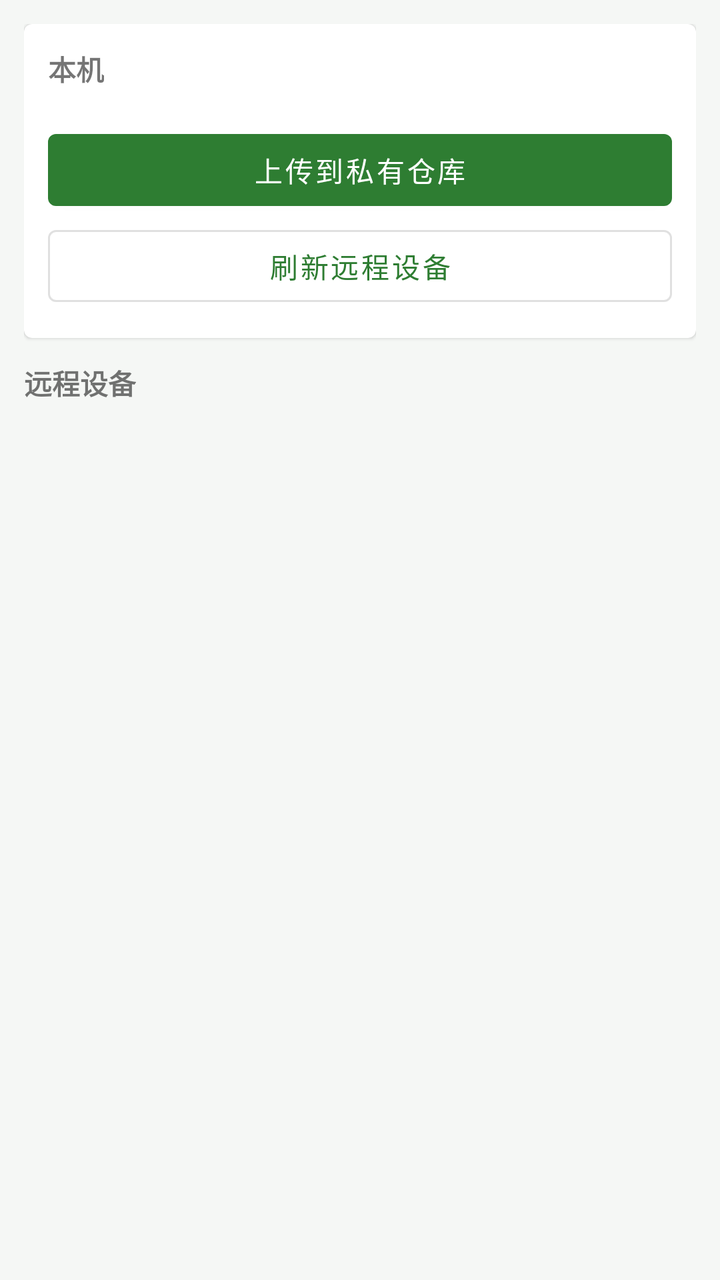
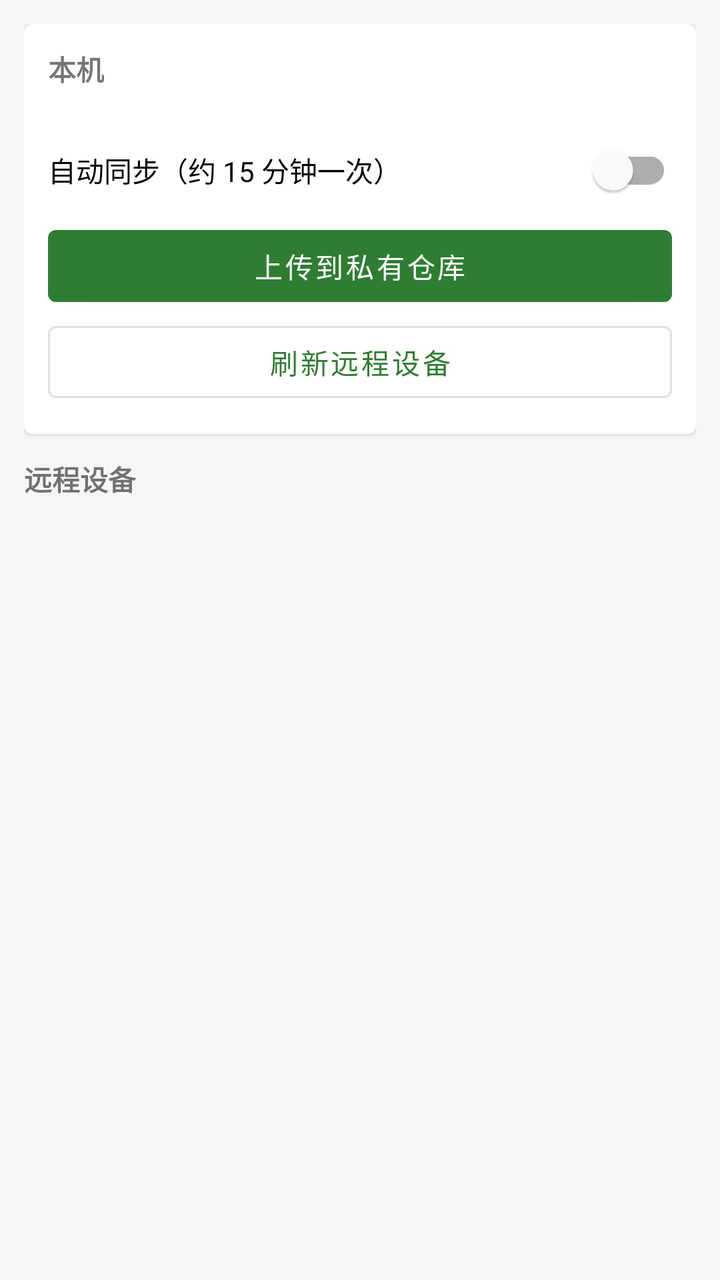

Compare the two renders of this Android layout. The source of the first and the diff that turns it into the second are given below.
<!-- AndroidManifest.xml: application theme Theme.ModMigrator -->
<!-- res/layout/fragment_sync.xml -->
<?xml version="1.0" encoding="utf-8"?>
<LinearLayout xmlns:android="http://schemas.android.com/apk/res/android"
    android:layout_width="match_parent"
    android:layout_height="match_parent"
    android:orientation="vertical"
    android:padding="12dp">

    <com.google.android.material.card.MaterialCardView
        android:layout_width="match_parent"
        android:layout_height="wrap_content">

        <LinearLayout
            android:layout_width="match_parent"
            android:layout_height="wrap_content"
            android:orientation="vertical"
            android:padding="12dp">

            <TextView
                android:layout_width="wrap_content"
                android:layout_height="wrap_content"
                android:text="@string/device"
                android:textStyle="bold" />

            <TextView
                android:id="@+id/tvDeviceId"
                android:layout_width="match_parent"
                android:layout_height="wrap_content"
                android:textColor="@color/textSecondary"
                android:textSize="12sp" />

            <com.google.android.material.materialswitch.MaterialSwitch
                android:id="@+id/swAutoSync"
                android:layout_width="match_parent"
                android:layout_height="wrap_content"
                android:text="@string/cfg_auto_sync" />

            <Button
                android:id="@+id/btnUpload"
                android:layout_width="match_parent"
                android:layout_height="wrap_content"
                android:text="@string/upload" />

            <Button
                android:id="@+id/btnRefresh"
                style="@style/Widget.MaterialComponents.Button.OutlinedButton"
                android:layout_width="match_parent"
                android:layout_height="wrap_content"
                android:text="@string/refresh_devices" />
        </LinearLayout>
    </com.google.android.material.card.MaterialCardView>

    <TextView
        android:layout_width="wrap_content"
        android:layout_height="wrap_content"
        android:layout_marginTop="12dp"
        android:text="@string/remote_devices"
        android:textStyle="bold" />

    <androidx.recyclerview.widget.RecyclerView
        android:id="@+id/rvDevices"
        android:layout_width="match_parent"
        android:layout_height="0dp"
        android:layout_weight="1" />

    <TextView
        android:id="@+id/tvLog"
        android:layout_width="match_parent"
        android:layout_height="wrap_content"
        android:maxHeight="140dp"
        android:textColor="@color/textSecondary"
        android:textSize="12sp" />
</LinearLayout>
<!-- resources referenced by this layout -->
<resources>
  <color name="textSecondary">#99000000</color>
  <string name="cfg_auto_sync">自动同步（约 15 分钟一次）</string>
  <string name="device">本机</string>
  <string name="refresh_devices">刷新远程设备</string>
  <string name="remote_devices">远程设备</string>
  <string name="upload">上传到私有仓库</string>
  <style name="Theme.ModMigrator" parent="Theme.MaterialComponents.DayNight.NoActionBar">
          <item name="colorPrimary">@color/primary</item>
          <item name="colorPrimaryDark">@color/primaryDark</item>
          <item name="colorAccent">@color/accent</item>
          <item name="android:windowBackground">@color/bg</item>
          <item name="android:statusBarColor">@color/primaryDark</item>
          <item name="preferenceTheme">@style/PreferenceThemeOverlay</item>
      </style>
  <color name="primary">#FF2E7D32</color>
  <color name="primaryDark">#FF1B5E20</color>
  <color name="accent">#FF66BB6A</color>
  <color name="bg">#FFF5F7F5</color>
</resources>

<!-- the commit's change to res/layout/fragment_sync.xml (unified diff, before → after) -->
@@ -28,7 +28,7 @@
                 android:textColor="@color/textSecondary"
                 android:textSize="12sp" />
 
-            <com.google.android.material.materialswitch.MaterialSwitch
+            <com.google.android.material.switchmaterial.SwitchMaterial
                 android:id="@+id/swAutoSync"
                 android:layout_width="match_parent"
                 android:layout_height="wrap_content"
